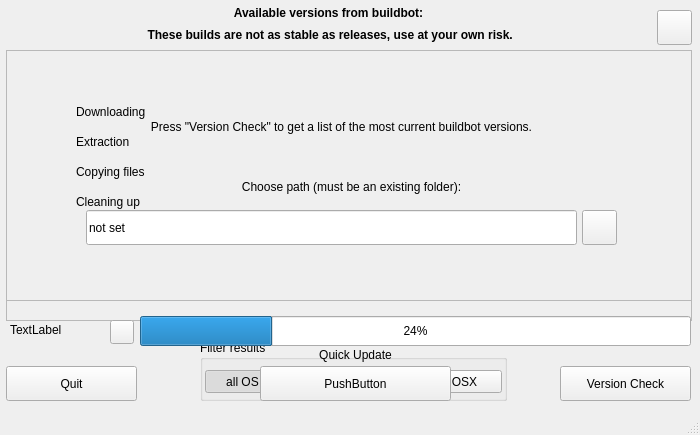
First picture: the form in mainwindow.ui, repository overmindstudios/BlenderUpdater, before the edit.
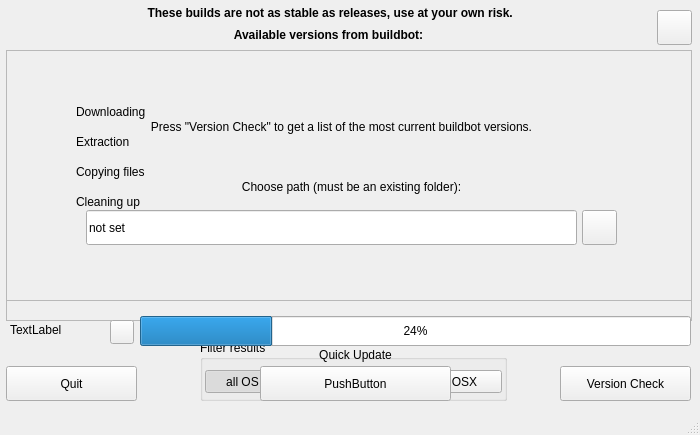
Second picture: the form after the edit. Icons and pictures are not drawn.

Commit message: added colored buttons highlighting the OS we are running on

What changed in the file:
```diff
--- a/mainwindow.ui
+++ b/mainwindow.ui
@@ -118,7 +118,7 @@
     <property name="geometry">
      <rect>
       <x>6</x>
-      <y>3</y>
+      <y>25</y>
       <width>645</width>
       <height>20</height>
      </rect>
@@ -542,7 +542,7 @@
     <property name="geometry">
      <rect>
       <x>6</x>
-      <y>25</y>
+      <y>3</y>
       <width>645</width>
       <height>20</height>
      </rect>
```
The commit also changes 2 other files.
